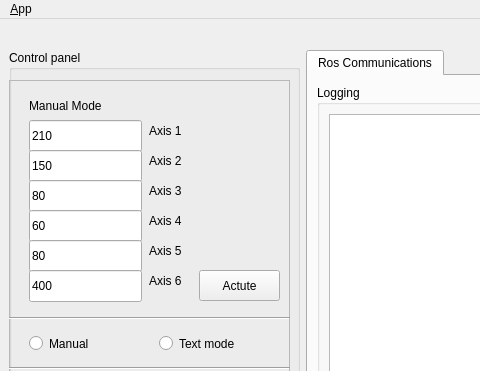
This is src/qtui/ui/main_window.ui in ShieldQiQi/FourAxisManipulator as Qt 5 draws it before an edit; both pictures show x 0 to 480 and y 0 to 371 of the 1187 by 703 pixel window. The edited form follows.
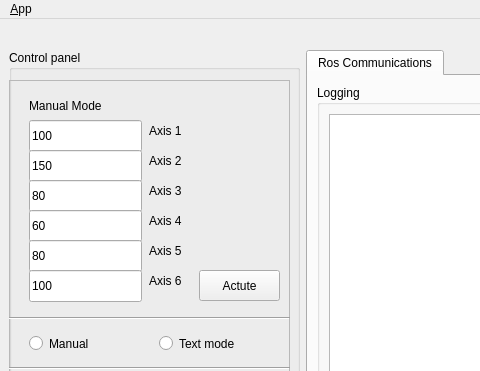
This is the edited form. Icons and pictures are not drawn.

Patch:
```diff
--- a/src/qtui/ui/main_window.ui
+++ b/src/qtui/ui/main_window.ui
@@ -133,7 +133,7 @@
          </rect>
         </property>
         <property name="text">
-         <string>210</string>
+         <string>100</string>
         </property>
        </widget>
        <widget class="QLineEdit" name="axisTwo">
@@ -198,7 +198,7 @@
          </rect>
         </property>
         <property name="text">
-         <string>400</string>
+         <string>100</string>
         </property>
        </widget>
        <widget class="QLabel" name="label_6">
```
